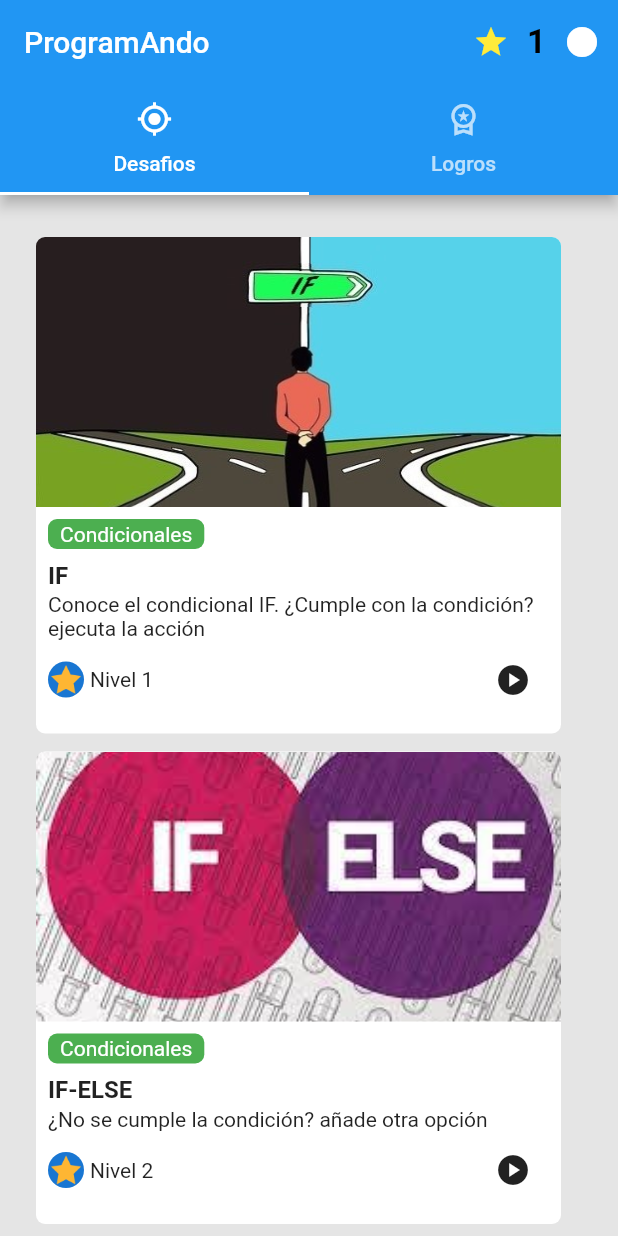
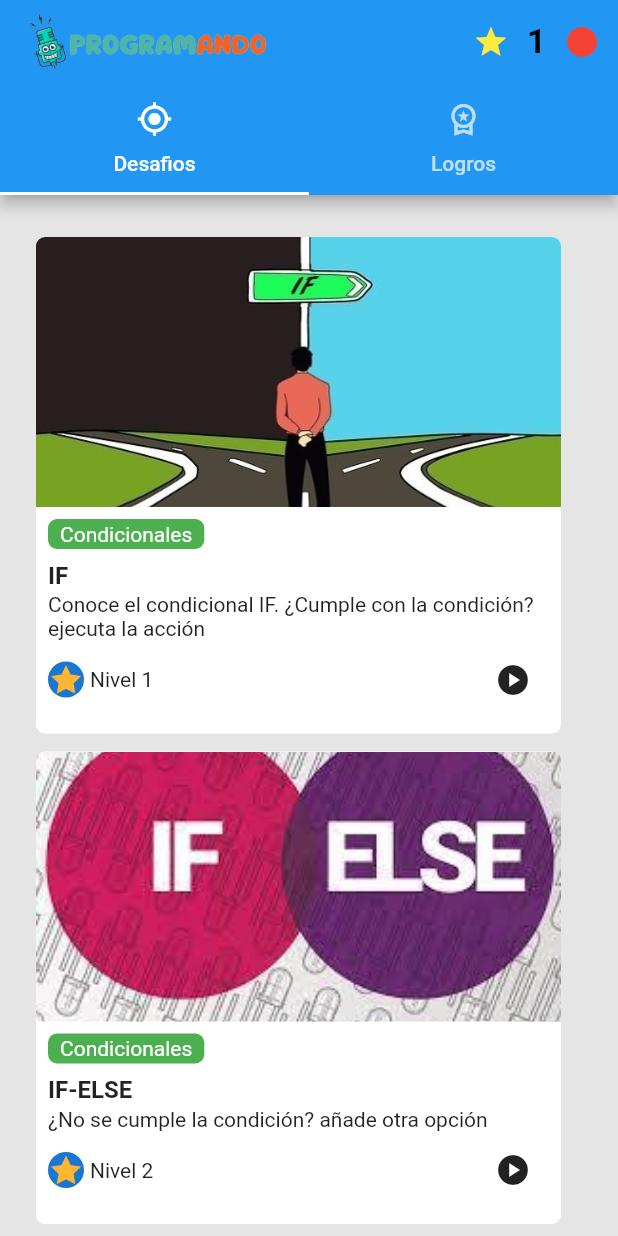
Before and after one commit to MysticalTurtle/program_ando, a Flutter app: the screen it shows after launch, on a phone screen of 412 x 824 dp. Run offline on Flutter 3.47's test engine with Material 2 defaults, Android fonts, the light colour scheme and no system bars; missing offline and left inert: flutter_secure_storage_web.

```diff
--- a/lib/presentation/home/home_page.dart
+++ b/lib/presentation/home/home_page.dart
@@ -15,7 +15,8 @@ class HomePage extends StatelessWidget {
       length: 2,
       child: Scaffold(
         appBar: AppBar(
-            title: const Text('ProgramAndo'),
+            title: Image.asset("assets/LogoHeader.png",
+                width: MediaQuery.of(context).size.width * 0.4),
             backgroundColor: Colors.blue.shade500,
             actions: <Widget>[
               IconButton(
@@ -35,7 +36,7 @@ class HomePage extends StatelessWidget {
               ),
               IconButton(
                 icon: const Icon(Icons.lens_rounded),
-                color: Colors.white,
+                color: Colors.red,
                 tooltip: 'Usuario',
                 onPressed: () {},
               ),
--- a/pubspec.yaml
+++ b/pubspec.yaml
@@ -24,3 +24,4 @@ flutter:
   assets:
     - assets/reward/
     - assets/category/
+    - assets/
```
Also changed, not shown: assets/LogoCarga.png (added), assets/LogoHeader.png (added), 7 other files.
